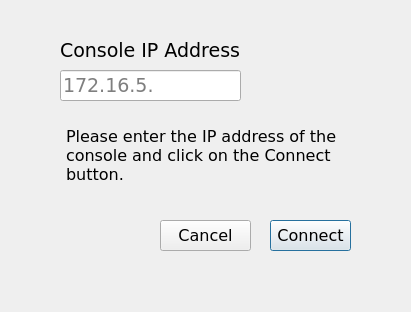
RajaSrinivasan/Projects, file PyQt/install/NetInstall.ui: the form before one commit.
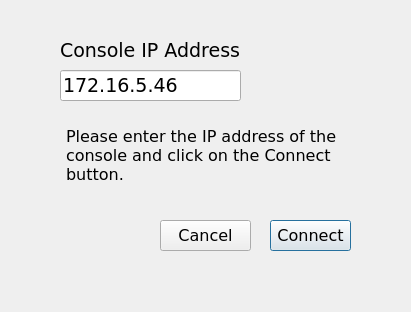
The form after the commit.

Commit message: Connection Status form added

```diff
--- a/PyQt/install/NetInstall.ui
+++ b/PyQt/install/NetInstall.ui
@@ -91,11 +91,14 @@
    <property name="inputMask">
     <string/>
    </property>
+   <property name="text">
+    <string>172.16.5.46</string>
+   </property>
    <property name="cursorPosition">
     <number>0</number>
    </property>
    <property name="placeholderText">
-    <string>172.16.5.</string>
+    <string/>
    </property>
   </widget>
   <widget class="QLabel" name="label">
```
Left out of the diff: 2 changed lines with no effect on the pictures. The commit also changes 5 other files.
